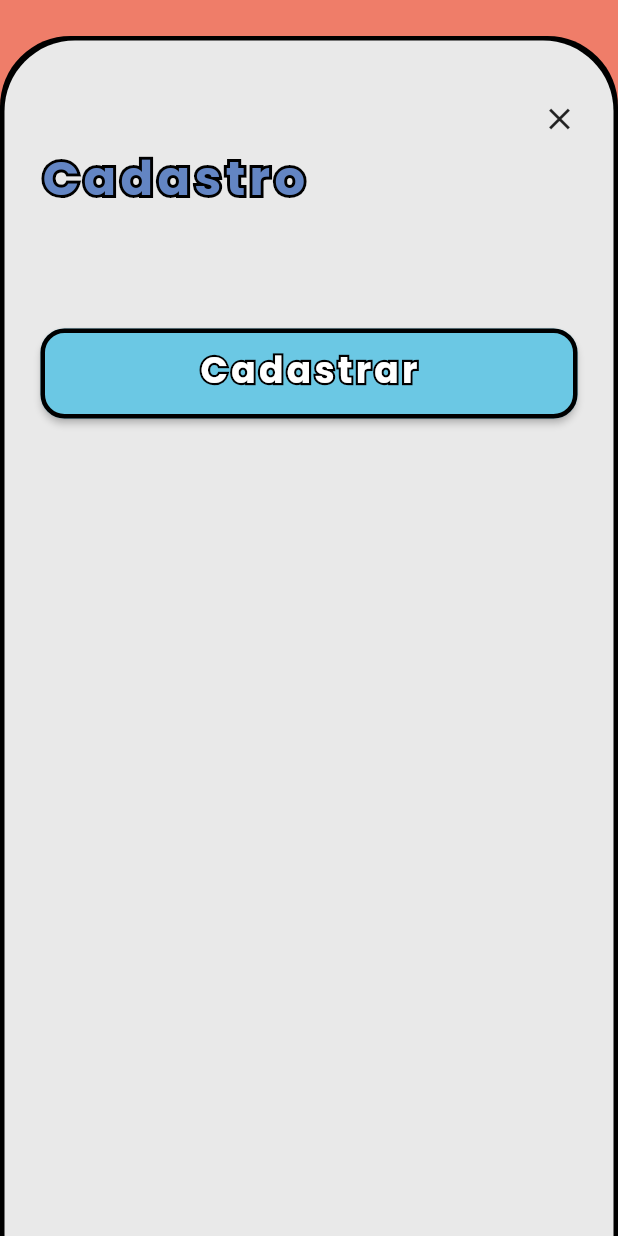
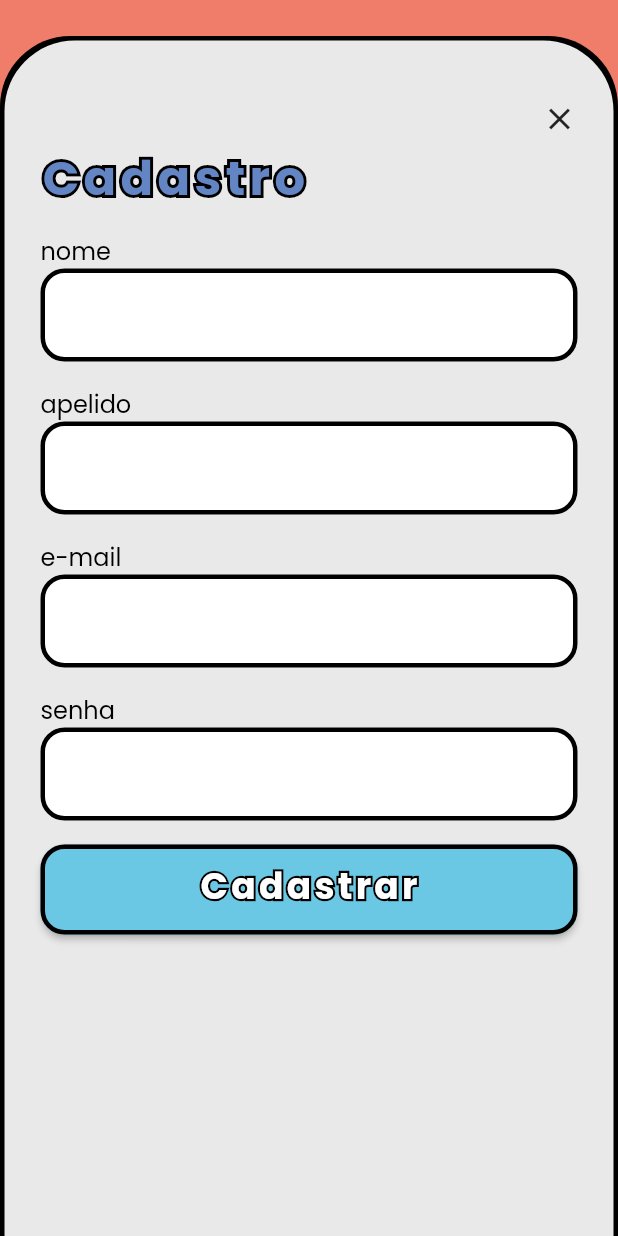
Before and after one commit to wjrcode/organizei-mobile, a Flutter app: the screen it shows after launch, after a tap on "Cadastre-se", on a phone screen of 412 x 824 dp. Run offline on Flutter 3.47's test engine with Material 2 defaults, Android fonts, the light colour scheme and no system bars; our stand-ins replace device_info, package_info, shared_preferences; missing offline and left inert: flutter_udid.

Commit message:
Adicionar usuário

```diff
--- /dev/null
+++ b/lib/Controller/UsuarioController.dart
@@ -0,0 +1,64 @@
+import 'package:flutter/material.dart';
+import 'package:organizei/Model/Usuario/UsuarioModel.dart';
+import 'package:organizei/Controller/Base/Base.dart';
+import 'package:organizei/Repository/UsuarioRepository.dart';
+import 'package:organizei/services/persistencia/login.configuracoes.dart';
+
+class UsuarioController extends Base {
+  UsuarioController(this.repository, this.context);
+
+  final BuildContext context;
+  final UsuarioRepository repository;
+  final formKey = GlobalKey<FormState>();
+  var model = UsuarioModel();
+  var loginConfiguracoes = LoginConfiguracoes();
+
+  usuarioNome(String? value) => model.nome = value.toString();
+  usuarioApelido(String? value) => model.apelido = value.toString();
+  usuarioEmail(String? value) => model.email = value.toString();
+  usuarioSenha(String? value) => model.senha = value.toString();
+
+  var controllerNome = TextEditingController();
+  var controllerApelido = TextEditingController();
+  var controllerEmail = TextEditingController();
+  var controllerSenha = TextEditingController();
+
+  Future<bool> saveProduto() async {
+    print('entreo');
+    if (!formKey.currentState!.validate()) {
+      return false;
+    }
+
+    formKey.currentState!.save();
+
+    try {
+      print(model.nome);
+      if (model.id == '' || model.id == null) {
+        print('coração vou cadastrar');
+        return await repository.addUsuario(model).then((value) {
+          ScaffoldMessenger.of(context).showSnackBar(SnackBar(
+            content: Text(value.msg!),
+            backgroundColor: value.valido! ? Colors.green : Colors.red,
+          ));
+          if (value.valido!) {
+            return value.valido!;
+          } else {
+            return false;
+          }
+        });
+      } else {
+        /*return await repository.updateProduto(model).then((value) {
+          ScaffoldMessenger.of(context).showSnackBar(SnackBar(
+            content: Text(value.msg),
+            backgroundColor: value.valido ? Colors.green : Colors.red,
+          ));
+          return value.valido;
+        });*/
+        return false;
+      }
+    } catch (e) {
+      print(e);
+      return false;
+    }
+  }
+}
--- a/lib/Model/Login/Login.dart
+++ b/lib/Model/Login/LoginModel.dart
@@ -1,16 +1,16 @@
 import 'package:organizei/Model/API/ResponseAPIModel.dart';
 
-class Login {
+class LoginModel {
   String? usuario;
   String? senha;
   ResponseAPIModel? responseAPIModel;
 
-  Login({
+  LoginModel({
     this.usuario,
     this.senha,
   });
 
-  Login.fromJson(Map<String, dynamic> json) {
+  LoginModel.fromJson(Map<String, dynamic> json) {
     usuario = json['usuario'];
     senha = json['senha'];
   }
--- /dev/null
+++ b/lib/Model/Usuario/UsuarioModel.dart
@@ -0,0 +1,37 @@
+import 'package:organizei/Model/API/ResponseAPIModel.dart';
+
+class UsuarioModel {
+  int? id;
+  String? nome;
+  String? apelido;
+  String? email;
+  String? senha;
+  ResponseAPIModel? responseAPIModel;
+
+  UsuarioModel({
+    this.id,
+    this.nome,
+    this.apelido,
+    this.email,
+    this.senha,
+  });
+
+  UsuarioModel.fromJson(Map<String, dynamic> json) {
+    id = int.parse(json['id']);
+    nome = json['nome'];
+    apelido = json['apelido'];
+    email = json['email'];
+    senha = json['senha'];
+  }
+
+  Map<String, dynamic> toJson() {
+    final Map<String, dynamic> data = new Map<String, dynamic>();
+    data['id'] = this.id;
+    data['nome'] = this.nome;
+    data['apelido'] = this.apelido;
+    data['email'] = this.email;
+    data['senha'] = this.senha;
+
+    return data;
+  }
+}
--- a/lib/Repository/LoginRepository.dart
+++ b/lib/Repository/LoginRepository.dart
@@ -4,10 +4,10 @@ import 'package:crypto/crypto.dart';
 import 'package:organizei/Model/API/APIModel.dart';
 
 import 'package:http/http.dart' as http;
-import 'package:organizei/Model/Login/Login.dart';
+import 'package:organizei/Model/Login/LoginModel.dart';
 
 class LoginRepository {
-  Future<bool> autenticar(Login model) async {
+  Future<bool> autenticar(LoginModel model) async {
     var _url = Uri.parse(ApiModel.ApiUrl + '/signin');
     var json = {
       "email": model.usuario.toString().toLowerCase(),
--- /dev/null
+++ b/lib/Repository/UsuarioRepository.dart
@@ -0,0 +1,29 @@
+import 'dart:convert';
+
+import 'package:crypto/crypto.dart';
+import 'package:organizei/Model/API/APIModel.dart';
+
+import 'package:http/http.dart' as http;
+import 'package:organizei/Model/API/ResponseAPIModel.dart';
+import 'package:organizei/Model/Login/LoginModel.dart';
+import 'package:organizei/Model/Usuario/UsuarioModel.dart';
+import 'package:shared_preferences/shared_preferences.dart';
+
+class UsuarioRepository {
+  Future<ResponseAPIModel> addUsuario(UsuarioModel model) async {
+    print(model.apelido);
+    var json = {
+      "nome": model.nome,
+      "apelido": model.apelido,
+      "email": model.email,
+      "senha": model.senha,
+    };
+
+    print(ApiModel.ApiUrl + '/usuarios');
+
+    final response = await http.post(Uri.parse(ApiModel.ApiUrl + '/usuarios'),
+        headers: ApiModel.headers, body: jsonEncode(json));
+
+    return ResponseAPIModel.fromJson(jsonDecode(response.body));
+  }
+}
--- a/lib/start_page.dart
+++ b/lib/start_page.dart
@@ -1,6 +1,8 @@
 import 'package:flutter/material.dart';
 import 'package:organizei/Controller/LoginController.dart';
+import 'package:organizei/Controller/UsuarioController.dart';
 import 'package:organizei/Repository/LoginRepository.dart';
+import 'package:organizei/Repository/UsuarioRepository.dart';
 import 'package:organizei/components/TextField.dart';
 import 'package:organizei/components/botao.dart';
 import 'package:organizei/components/dialog_personalizado.dart';
@@ -16,10 +18,12 @@ class StartPage extends StatefulWidget {
 
 class _StartPageState extends State<StartPage> {
   late LoginController controller;
+  late UsuarioController usuarioController;
 
   @override
   initState() {
     controller = LoginController(LoginRepository(), context);
+    usuarioController = UsuarioController(UsuarioRepository(), context);
 
     //controller.controllerSenha.text = 'fafadfadf';
     debugPrint('iniciou');
@@ -100,7 +104,6 @@ class _StartPageState extends State<StartPage> {
                         texto: 'Entrar',
                         cor: const Color(0xFF6BC8E4),
                         clicar: () async {
-                          debugPrint('pls');
                           bool succes = await controller.autentica();
 
                           if (succes) {
@@ -131,26 +134,46 @@ class _StartPageState extends State<StartPage> {
         builder: (context) {
           return Material(
             type: MaterialType.transparency,
+            child: Form(
+              key: usuarioController.formKey,
               child: Container(
                 margin: const EdgeInsets.only(top: 24),
                 child: DialogPersonalizado(
                   nome: 'Cadastro',
                   //minHeight: MediaQuery.of(context).size.height * 0.8,
                   child: <Widget>[
-                  const Padding(
+                    Padding(
                       padding: EdgeInsets.only(bottom: 16),
-                    //child: Input(label: 'nome'),
+                      child: input(
+                        usuarioController.usuarioNome,
+                        usuarioController.controllerNome,
+                        'nome',
                       ),
-                  const Padding(
+                    ),
+                    Padding(
                       padding: EdgeInsets.only(bottom: 16),
-                    //child: Input(label: 'apelido'),
+                      child: input(
+                        usuarioController.usuarioApelido,
+                        usuarioController.controllerApelido,
+                        'apelido',
                       ),
-                  const Padding(
+                    ),
+                    Padding(
                       padding: EdgeInsets.only(bottom: 16),
+                      child: input(
+                        usuarioController.usuarioEmail,
+                        usuarioController.controllerEmail,
+                        'e-mail',
+                      ),
                       //child: Input(label: 'e-mail'),
                     ),
-                  const Padding(
+                    Padding(
                       padding: EdgeInsets.only(bottom: 16),
+                      child: input(
+                        usuarioController.usuarioSenha,
+                        usuarioController.controllerSenha,
+                        'senha',
+                      ),
                       //child: Input(label: 'senha'),
                     ),
                     Padding(
@@ -158,20 +181,26 @@ class _StartPageState extends State<StartPage> {
                       child: Botao(
                         texto: 'Cadastrar',
                         cor: const Color(0xFF6BC8E4),
-                      clicar: () {
+                        clicar: () async {
+                          debugPrint('pls');
+                          await usuarioController.saveProduto();
+
+                          /*if (succes) {
                             Navigator.of(context).push<void>(
                               MaterialPageRoute<void>(
                                 builder: (BuildContext context) =>
-                                const StartPage(),
+                                    const HomePage(),
                               ),
                             );
-                        ;
+                          }
+                          ;*/
                         },
                       ),
                     )
                   ],
                 ),
               ),
+            ),
           );
         });
   }
```
Also changed, not shown: lib/Controller/LoginController.dart (+7 -7 lines), lib/services/persistencia/login.configuracoes.dart (+9 -9 lines), pubspec.lock. Lines whose indentation alone changed are shown as unchanged.
